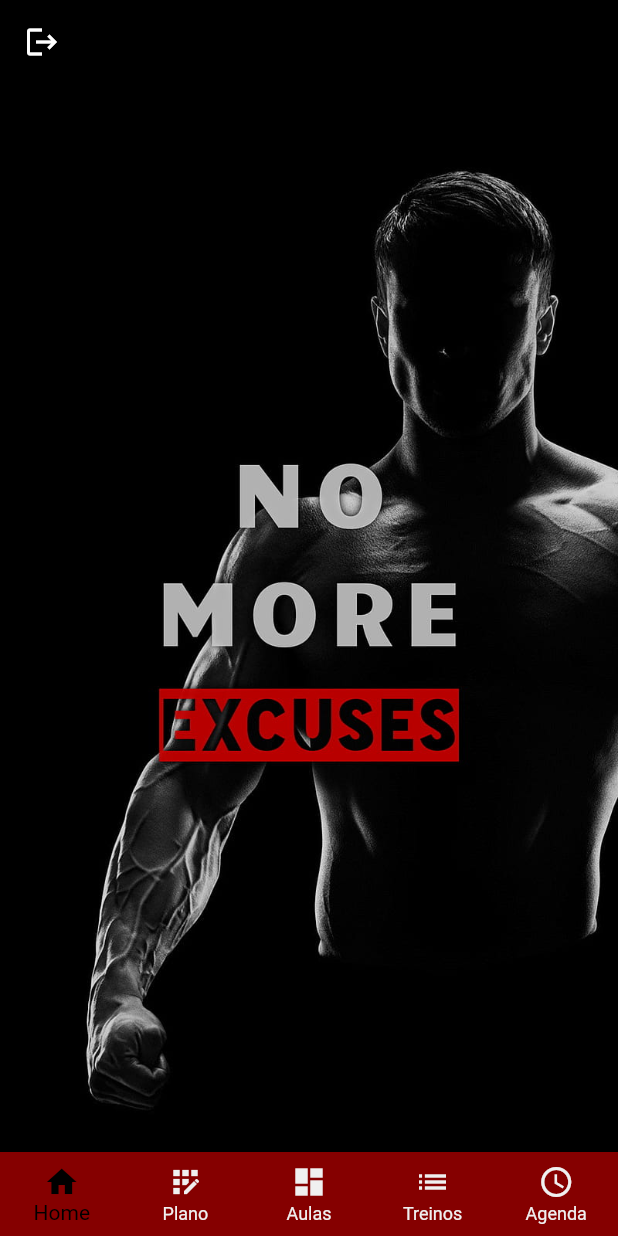
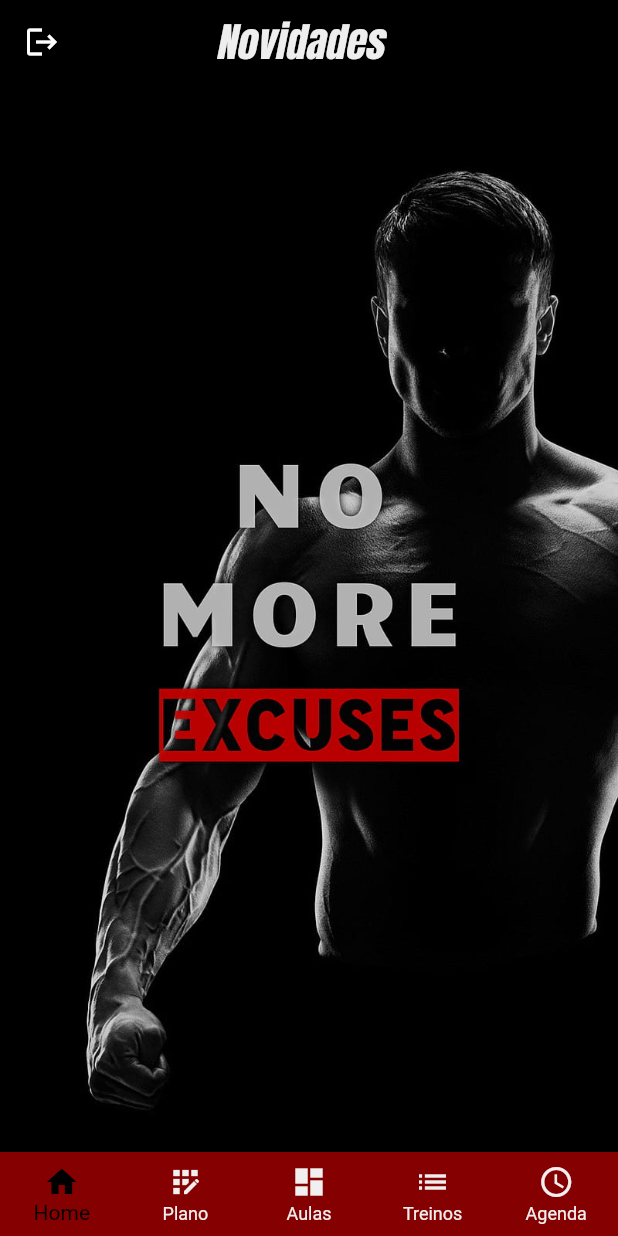
Before and after one commit to DEISI-ULHT-TFC-2022-23/TFC-DEISI280-EthicalFitness, a Flutter app: the screen it shows once a user with an empty profile is signed in, on a phone screen of 412 x 824 dp. Run offline on Flutter 3.47's test engine with Material 2 defaults, Android fonts, the light colour scheme and no system bars; our stand-ins replace cloud_firestore, file_picker, firebase_auth, firebase_core, firebase_storage, google_fonts and 2 more; missing offline and left inert: syncfusion_flutter_core; accounts and stored records are empty.

Commit message:
BackUp 23

```diff
--- a/lib/homePage2.dart
+++ b/lib/homePage2.dart
@@ -4,6 +4,7 @@ import 'package:file_picker/file_picker.dart';
 import 'package:firebase_auth/firebase_auth.dart';
 import 'dart:async';
 import 'package:firebase_storage/firebase_storage.dart';
+import 'package:google_fonts/google_fonts.dart';
 
 class HomePage2 extends StatefulWidget {
   const HomePage2({Key? key}) : super(key: key);
@@ -141,7 +142,20 @@ class _HomePage2State extends State<HomePage2> {
                 context, "/login", (route) => false);
           },
         ),
-        title: const Text(''),
+        title: Transform(
+          transform: Matrix4.skewX(-0.2),
+          child: Text(
+            'Novidades',
+            style: GoogleFonts.anton(
+              textStyle: const TextStyle(
+                fontSize: 27,
+                color: Color.fromARGB(255, 238, 238, 238),
+              ),
+            ),
+            textAlign: TextAlign.center,
+          ),
+        ),
+        centerTitle: true,
       ),
       body: Container(
         decoration: const BoxDecoration(
```
